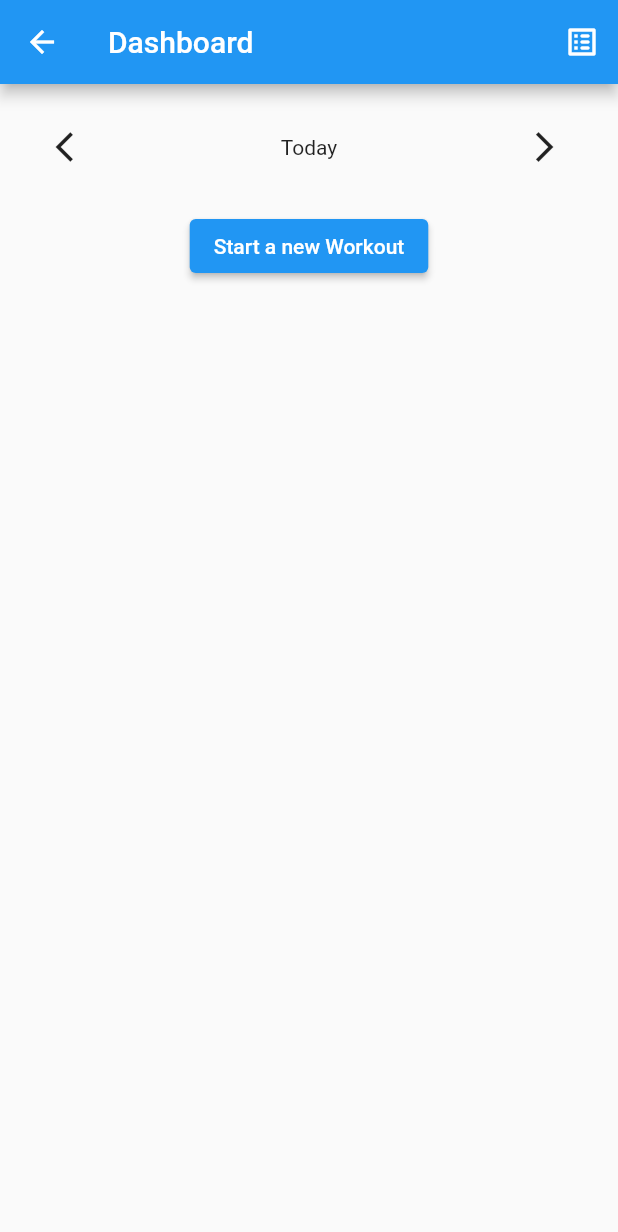
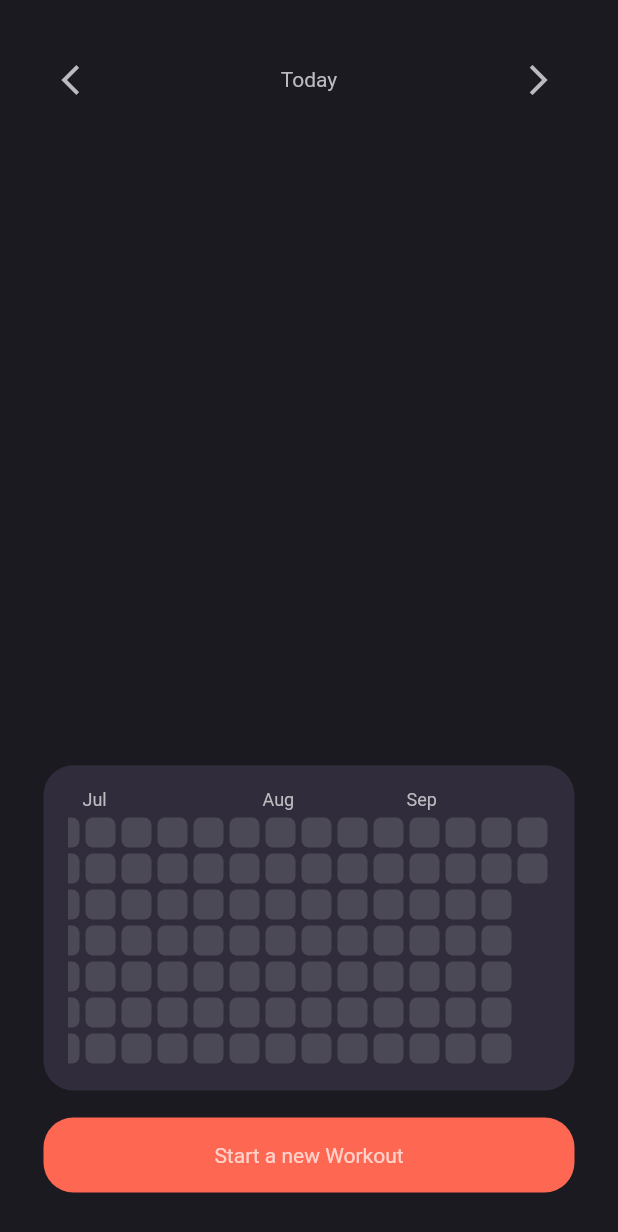
Before and after one commit to maxfornacon/gymnotes, a Flutter app: the DashboardView screen opened by its route, on a phone screen of 412 x 824 dp. Shown: the top 1232 px of the screen. Run offline on Flutter 3.47's test engine with Material 2 defaults, Android fonts, the phone set to English and light mode, and no system bars; drawn by our look-alikes of flutter_heatmap_calendar; our stand-ins replace cloud_firestore, firebase_core, freezed_annotation, logger, shared_preferences, stacked and 2 more; missing offline and left inert: stacked_firebase_auth, universal_html; accounts and stored records are empty.

Commit message:
Improve dashboard design

```diff
--- a/lib/models/application_models.dart
+++ b/lib/models/application_models.dart
@@ -180,8 +180,11 @@ class Exercise with _$Exercise {
     required List<Set>? sets,
   }) = _Exercise;
 
-  factory Exercise.fromDocument(DocumentSnapshot<Map<String, dynamic>> doc, QuerySnapshot<Map<String, dynamic>> setsSnapshot) =>
-      Exercise(
+  factory Exercise.fromDocument(DocumentSnapshot<Map<String, dynamic>> doc, QuerySnapshot<Map<String, dynamic>> setsSnapshot) {
+    List<Set> sets = setsSnapshot.docs.isEmpty ? []
+        : setsSnapshot.docs.map((setDoc) => Set.fromDocument(setDoc)).toList();
+    sets.sort((a, b) => a.index.compareTo(b.index));
+    return Exercise(
       id: doc.id,
       name: doc.data()!['name'],
       index: doc.data()!['index'],
@@ -189,9 +192,9 @@ class Exercise with _$Exercise {
       weightIncrement: doc.data()!['weightIncrement'],
       unit: doc.data()!['unit'],
       defaultNumberOfSets: doc.data()!['defaultNumberOfSets'],
-        sets: setsSnapshot.docs.isEmpty ? []
-            : setsSnapshot.docs.map((setDoc) => Set.fromDocument(setDoc)).toList(),
+      sets: sets,
     );
+  }
 
   factory Exercise.fromJson(Map<String, dynamic> json) =>
       _$ExerciseFromJson(json);
--- a/lib/ui/dashboard/dashboard_view.dart
+++ b/lib/ui/dashboard/dashboard_view.dart
@@ -1,6 +1,12 @@
 import 'package:flutter/material.dart';
+import 'package:flutter_heatmap_calendar/flutter_heatmap_calendar.dart';
 import 'package:gymnotes/models/application_models.dart';
 import 'package:gymnotes/ui/dashboard/dashboard_viewmodel.dart';
+import 'package:gymnotes/ui/dumb_widgets/responsive_card.dart';
+import 'package:gymnotes/ui/dumb_widgets/rounded_box.dart';
+import 'package:gymnotes/ui/dumb_widgets/rounded_button.dart';
+import 'package:gymnotes/ui/shared/responsive.dart';
+import 'package:gymnotes/ui/shared/styles.dart';
 import 'package:gymnotes/ui/shared/ui_helpers.dart';
 import 'package:stacked/stacked.dart';
 
@@ -14,64 +20,82 @@ class DashboardView extends StatelessWidget {
       onModelReady: (model) async => await model.initialise(),
       builder: (context, viewModel, child) {
         return Scaffold(
-          appBar: AppBar(
-            title: const Text('Dashboard'),
-            actions: [
-              IconButton(
-                onPressed: () => viewModel.navigateToPlans(),
-                icon: const Icon(Icons.list_alt_rounded),
-                tooltip: 'Workout plans overview',
-              ),
-            ],
-          ),
-          body: Padding(
-            padding: const EdgeInsets.symmetric(horizontal: 25.0),
+          // appBar: AppBar(
+          //   title: const Text('Dashboard'),
+          //   actions: [
+          //     IconButton(
+          //       onPressed: () => viewModel.navigateToPlans(),
+          //       icon: const Icon(Icons.list_alt_rounded),
+          //       tooltip: 'Workout plans overview',
+          //     ),
+          //   ],
+          // ),
+          body: ResponsiveCard(
             child: Column(
               children: [
                 const SizedBox(width: double.infinity,),
-
-                vSpaceRegular,
                 Row(
                   mainAxisAlignment: MainAxisAlignment.spaceBetween,
                   children: [
                     IconButton(
                       onPressed: () => viewModel.previousDay(),
-                      icon: const Icon(Icons.arrow_back_ios)
+                      icon: const Icon(
+                        Icons.arrow_back_ios,
+                        color: kcForegroundColor,
+                      )
                     ),
                     Text(
-                      viewModel.selectedDayString
+                      viewModel.selectedDayString,
+                      style: const TextStyle(
+                        color: kcForegroundColor,
+                      )
                     ),
                     IconButton(
                       onPressed: () => viewModel.nextDay(),
-                      icon: const Icon(Icons.arrow_forward_ios)
+                      icon: const Icon(
+                        Icons.arrow_forward_ios,
+                        color: kcForegroundColor,
+                      )
                     ),
                   ],
                 ),
+                vSpaceRegular,
                 ListView.builder(
                   shrinkWrap: true,
                   itemCount: viewModel.selectedDayWorkouts.length,
                   itemBuilder: (context, index) {
                     Workout workout = viewModel.selectedDayWorkouts[index];
-                    return GestureDetector(
-                      onTap: () => viewModel.navigateToWorkout(workout),
-                      child: Card(
-                        child: Padding(
-                          padding: const EdgeInsets.all(8.0),
+                    return MouseRegion(
+                      cursor: SystemMouseCursors.click,
+                      child: GestureDetector(
+                        onTap: () => viewModel.navigateToWorkout(workout),
+                        child: RoundedBox(
                           child: Column(
                             crossAxisAlignment: CrossAxisAlignment.start,
                             children: [
-                              Text(
-                                workout.name,
-                                style: const TextStyle(
-                                  fontSize: 20
+                              Align(
+                                alignment: Alignment.center,
+                                child: Text(
+                                  workout.name,
+                                  style: const TextStyle(
+                                    fontSize: 20,
+                                    color: kcForegroundColor,
+                                  ),
                                 ),
                               ),
-                              const Divider(),
+                              const Divider(
+                                color: kcForegroundColor,
+                              ),
                               ListView.builder(
                                 shrinkWrap: true,
                                 itemCount: workout.exercises.length,
                                 itemBuilder: (context, index) {
-                                  return Text(workout.exercises[index].name);
+                                  return Text(
+                                    workout.exercises[index].name,
+                                    style: const TextStyle(
+                                      color: kcForegroundColor,
+                                    ),
+                                  );
                                 }
                               )
                             ],
@@ -82,9 +106,25 @@ class DashboardView extends StatelessWidget {
                   }
                 ),
                 vSpaceRegular,
-                ElevatedButton(
+                const Spacer(),
+                RoundedBox(
+                  child: HeatMap(
+                    datasets: viewModel.heatMapData,
+                    colorMode: ColorMode.color,
+                    textColor: kcForegroundColor,
+                    defaultColor: kcForegroundColor.withOpacity(0.2),
+                    showText: false,
+                    showColorTip: false,
+                    scrollable: true,
+                    colorsets: const {
+                      1: kcPrimaryColor,
+                    },
+                  )
+                ),
+                vSpaceRegular,
+                RoundedButton(
+                  'Start a new Workout',
                   onPressed: () => viewModel.startNewWorkout(),
-                  child: const Text('Start a new Workout')
                 ),
               ],
             ),
--- a/lib/ui/dashboard/dashboard_viewmodel.dart
+++ b/lib/ui/dashboard/dashboard_viewmodel.dart
@@ -19,12 +19,16 @@ class DashboardViewModel extends BaseViewModel {
   List<Workout> workouts = [];
 
   List<Workout> selectedDayWorkouts = [];
+  Map<DateTime, int> heatMapData = {};
 
   Future<void> initialise() async {
 
     workouts = await workoutsService.getWorkouts();
     debugPrint(workouts.toString());
     getSelectedDayWorkouts();
+
+    heatMapData = getHeatmapData();
+
     initialized = true;
     notifyListeners();
   }
@@ -62,6 +66,20 @@ class DashboardViewModel extends BaseViewModel {
    return workouts;
   }
 
+  Map<DateTime, int> getHeatmapData() {
+    Map<DateTime, int> data = {};
+    workouts.forEach((workout) {
+      DateTime date = DateTime(workout.date.year, workout.date.month, workout.date.day);
+      if (data.containsKey(date)) {
+        data[date]= data[date]! + 1;
+      } else {
+        data[date] = 1;
+      }
+    });
+    print(data);
+    return data;
+  }
+
   Future<TPlan> getCurrentPlan() async {
     return await plansService.getCurrentPlan();
   }
--- /dev/null
+++ b/lib/ui/dumb_widgets/responsive_card.dart
@@ -0,0 +1,36 @@
+import 'package:flutter/material.dart';
+import 'package:gymnotes/ui/shared/responsive.dart';
+import 'package:gymnotes/ui/shared/styles.dart';
+
+class ResponsiveCard extends StatelessWidget {
+  final Widget child;
+
+  const ResponsiveCard({
+    Key? key,
+    required this.child
+  }) : super(key: key);
+
+  @override
+  Widget build(BuildContext context) {
+    return Container(
+      color: !Responsive.isMobile(context) ? kcBackgroundColor2 : kcBackgroundColor1,
+      child: Center(
+        child: SizedBox(
+          width: !Responsive.isMobile(context) ? 500.0 : double.infinity,
+          child: Card(
+            color: kcBackgroundColor1,
+            elevation: !Responsive.isMobile(context) ? 10 : 0,
+            shape: RoundedRectangleBorder(
+              borderRadius: BorderRadius.circular(20.0),
+            ),
+            margin: !Responsive.isMobile(context) ? const EdgeInsets.all(20.0) : null,
+            child: Padding(
+              padding: const EdgeInsets.all(25.0),
+              child: child,
+            )
+          )
+        )
+      )
+    );
+  }
+}
--- /dev/null
+++ b/lib/ui/dumb_widgets/rounded_box.dart
@@ -0,0 +1,25 @@
+import 'package:flutter/material.dart';
+import 'package:gymnotes/ui/shared/styles.dart';
+
+class RoundedBox extends StatelessWidget {
+  final Widget child;
+
+  const RoundedBox({
+    Key? key,
+    required this.child
+  }) : super(key: key);
+
+  @override
+  Widget build(BuildContext context) {
+    return Container(
+      decoration: BoxDecoration(
+        color: kcSecondaryColor,
+        borderRadius: BorderRadius.circular(20.0),
+      ),
+      child: Padding(
+        padding: const EdgeInsets.all(16.0),
+        child: child,
+      ),
+    );
+  }
+}
--- /dev/null
+++ b/lib/ui/dumb_widgets/rounded_button.dart
@@ -0,0 +1,41 @@
+import 'package:flutter/material.dart';
+import 'package:gymnotes/ui/shared/styles.dart';
+
+class RoundedButton extends StatelessWidget {
+  final String text;
+  final void Function()? onPressed;
+
+  const RoundedButton(
+      this.text, {
+    Key? key,
+    this.onPressed,
+  }) : super(key: key);
+
+  @override
+  Widget build(BuildContext context) {
+    return MouseRegion(
+      cursor: SystemMouseCursors.click,
+      child: SizedBox(
+        width: double.infinity,
+        height: 50,
+        child: Material(
+          color: kcPrimaryColor,
+          borderRadius: BorderRadius.circular(20.0),
+          child: InkWell(
+            onTap: onPressed,
+            borderRadius: BorderRadius.circular(20.0),
+            child: Align(
+              alignment: Alignment.center,
+              child: Text(
+                text,
+                style: const TextStyle(
+                  color: Colors.white70,
+                ),
+              )
+            )
+          ),
+        ),
+      )
+    );
+  }
+}
--- a/lib/ui/shared/styles.dart
+++ b/lib/ui/shared/styles.dart
@@ -1,8 +1,13 @@
 import 'package:flutter/material.dart';
 
 /// Colors
-const Color kcPrimaryColor = Color(0xFF22A45D);
+const Color kcPrimaryColor = Color(0xFFFE6852);
+const Color kcSecondaryColor = Color(0xFF302C3B);
 const Color kcMediumGreyColor = Color(0xFF868686);
+const Color kcForegroundColor = Color(0xFFBCBCC0);
+
+const Color kcBackgroundColor1 = Color(0xff1B1A20);
+const Color kcBackgroundColor2 = Color(0xffD6D4EE);
 
 /// TextStyle
 const TextStyle ktsMediumGreyBodyText = TextStyle(
--- a/lib/ui/workouts/workout/workout_view.dart
+++ b/lib/ui/workouts/workout/workout_view.dart
@@ -229,6 +229,10 @@ class WorkoutView extends StatelessWidget {
                               ),
                             ],
                           ),
+                          trailing: IconButton(
+                            icon: const Icon(Icons.delete),
+                            onPressed: () => model.deleteSet(exercise: exercise, set: set),
+                          ),
                         );
                       },
                       separatorBuilder: (context, index) => const Divider(),
--- a/pubspec.yaml
+++ b/pubspec.yaml
@@ -20,7 +20,7 @@ dependencies:
   json_annotation: ^4.6.0
   universal_html: ^2.0.8
   shared_preferences: ^2.0.15
-
+  flutter_heatmap_calendar: ^1.0.4
 
 dev_dependencies:
   flutter_test:
```
Also changed, not shown: lib/api/firestore_api.dart (+28 -0 lines), lib/services/workouts_service.dart (+12 -0 lines), lib/ui/shared/responsive.dart (+3 -5 lines), lib/ui/workouts/workout/workout_viewmodel.dart (+17 -0 lines), pubspec.lock. Lines whose indentation alone changed are shown as unchanged.
